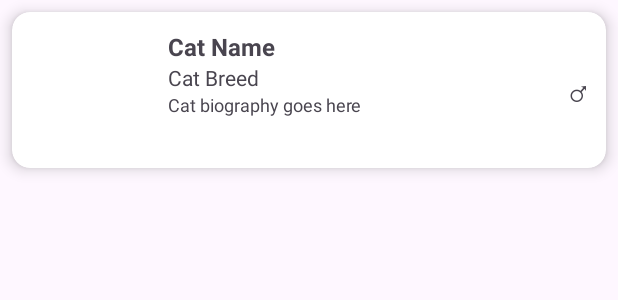
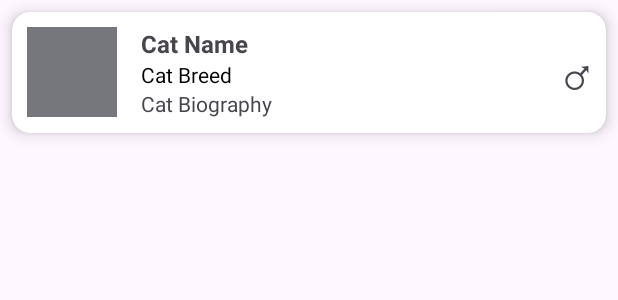
Before and after one commit to newbie908/LAB_WEEK_06, an Android app: the layout item_list.xml on its own in the app's theme, with its tools: preview values and no code run, on a phone screen of 412 x 824 dp. Shown: the top 300 px of the screen. Run offline under Robolectric (Android 15) with nearby library versions, the phone set to English and light mode, and no system bars.

```diff
--- a/app/src/main/res/layout/item_list.xml
+++ b/app/src/main/res/layout/item_list.xml
@@ -1,66 +1,62 @@
 <?xml version="1.0" encoding="utf-8"?>
 <androidx.cardview.widget.CardView xmlns:android="http://schemas.android.com/apk/res/android"
     xmlns:app="http://schemas.android.com/apk/res-auto"
+    xmlns:tools="http://schemas.android.com/tools"
     android:layout_width="match_parent"
     android:layout_height="wrap_content"
     android:layout_margin="8dp"
     app:cardCornerRadius="12dp"
     app:cardElevation="6dp">
 
-    <LinearLayout
+    <androidx.constraintlayout.widget.ConstraintLayout
         android:layout_width="match_parent"
         android:layout_height="wrap_content"
-        android:orientation="horizontal"
-        android:padding="12dp">
+        android:padding="10dp">
 
-        <!-- Foto Kucing -->
         <ImageView
             android:id="@+id/cat_photo"
-            android:layout_width="80dp"
-            android:layout_height="80dp"
-            android:scaleType="centerCrop"
-            android:contentDescription="Cat photo"
-            android:layout_marginEnd="12dp" />
-
-        <!-- Info Kucing -->
-        <LinearLayout
-            android:layout_width="0dp"
-            android:layout_height="wrap_content"
-            android:layout_weight="1"
-            android:orientation="vertical">
+            android:layout_width="60dp"
+            android:layout_height="60dp"
+            app:layout_constraintStart_toStartOf="parent"
+            app:layout_constraintTop_toTopOf="parent"
+            tools:background="@color/material_dynamic_neutral50" />
 
         <TextView
             android:id="@+id/cat_name"
             android:layout_width="wrap_content"
             android:layout_height="wrap_content"
-                android:text="Cat Name"
+            android:layout_marginStart="16dp"
             android:textStyle="bold"
-                android:textSize="16sp" />
+            android:textSize="16sp"
+            app:layout_constraintStart_toEndOf="@+id/cat_photo"
+            app:layout_constraintTop_toTopOf="parent"
+            tools:text="Cat Name" />
 
         <TextView
             android:id="@+id/cat_breed"
             android:layout_width="wrap_content"
             android:layout_height="wrap_content"
-                android:text="Cat Breed"
-                android:textSize="14sp" />
+            android:textColor="@color/black"
+            app:layout_constraintStart_toStartOf="@+id/cat_name"
+            app:layout_constraintTop_toBottomOf="@+id/cat_name"
+            tools:text="Cat Breed" />
 
         <TextView
             android:id="@+id/cat_biography"
             android:layout_width="wrap_content"
             android:layout_height="wrap_content"
-                android:text="Cat biography goes here"
-                android:textSize="12sp" />
-        </LinearLayout>
+            app:layout_constraintStart_toStartOf="@+id/cat_breed"
+            app:layout_constraintTop_toBottomOf="@+id/cat_breed"
+            tools:text="Cat Biography" />
 
-        <!-- Gender -->
         <TextView
             android:id="@+id/cat_gender"
             android:layout_width="wrap_content"
             android:layout_height="wrap_content"
-            android:text="♂"
-            android:textSize="20sp"
-            android:layout_gravity="center_vertical"
-            android:layout_marginStart="12dp" />
-
-    </LinearLayout>
+            android:textSize="30sp"
+            app:layout_constraintBottom_toBottomOf="parent"
+            app:layout_constraintEnd_toEndOf="parent"
+            app:layout_constraintTop_toTopOf="parent"
+            tools:text="♂" />
+    </androidx.constraintlayout.widget.ConstraintLayout>
 </androidx.cardview.widget.CardView>
```
Also changed, not shown: app/src/main/java/com/example/lab_week_06/CatAdapter.kt (+43 -2 lines), app/src/main/java/com/example/lab_week_06/CatViewHolder.kt (+6 -6 lines), app/src/main/java/com/example/lab_week_06/MainActivity.kt (+7 -4 lines). Lines whose indentation alone changed are shown as unchanged.
